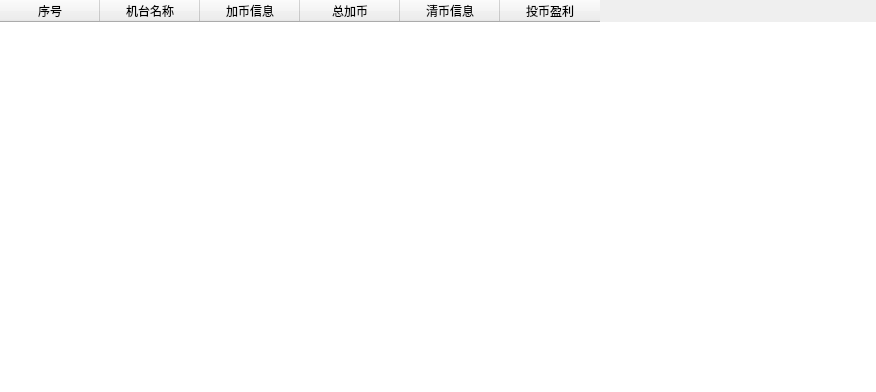
Before: the Qt Designer form UiFiles/TinventoryReportViewItemTable.ui in adamgliea/TentertainmentManagement, drawn with Qt 5.
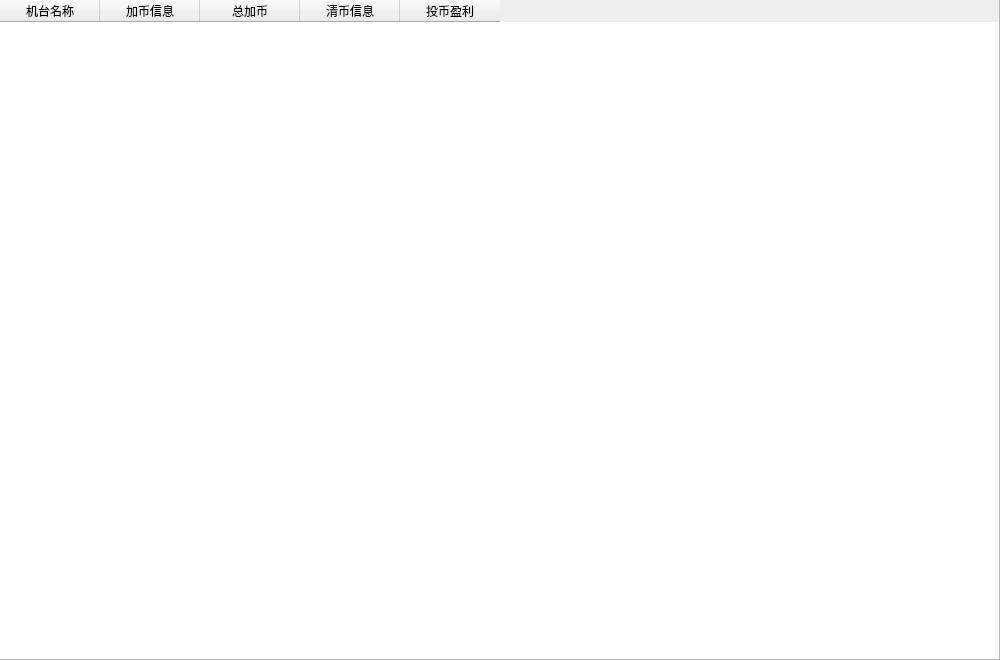
After: the same form once the commit is applied.

```diff
--- a/UiFiles/TinventoryReportViewItemTable.ui
+++ b/UiFiles/TinventoryReportViewItemTable.ui
@@ -6,8 +6,8 @@
    <rect>
     <x>0</x>
     <y>0</y>
-    <width>876</width>
-    <height>392</height>
+    <width>1000</width>
+    <height>660</height>
    </rect>
   </property>
   <property name="windowTitle">
@@ -18,18 +18,13 @@
     <rect>
      <x>-1</x>
      <y>-1</y>
-     <width>881</width>
-     <height>401</height>
+     <width>1001</width>
+     <height>661</height>
     </rect>
    </property>
    <layout class="QVBoxLayout" name="verticalLayout">
     <item>
      <widget class="QTableWidget" name="m_inventoryReportTableWidget">
-      <column>
-       <property name="text">
-        <string>序号</string>
-       </property>
-      </column>
       <column>
        <property name="text">
         <string>机台名称</string>
```
